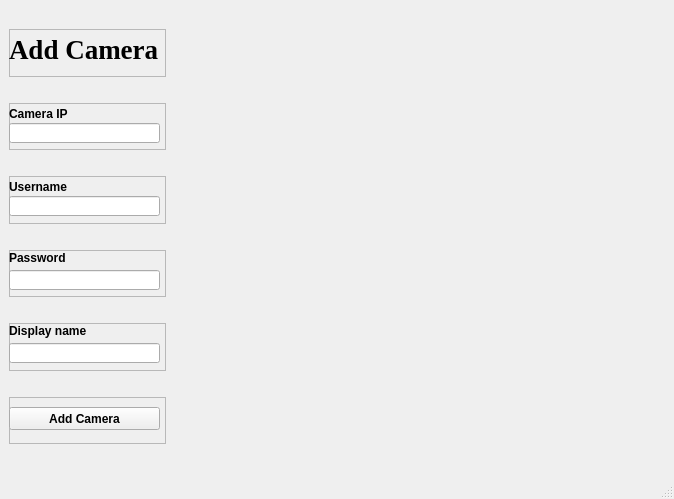
Before: the Qt Designer form qt/Add_Camera.ui in EdgeOfAI/vehicle_counter_pyqt_app, drawn with Qt 5.
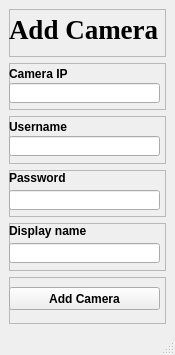
After: the same form once the commit is applied.

What changed in the file:
```diff
--- a/qt/Add_Camera.ui
+++ b/qt/Add_Camera.ui
@@ -6,8 +6,8 @@
    <rect>
     <x>0</x>
     <y>0</y>
-    <width>674</width>
-    <height>499</height>
+    <width>175</width>
+    <height>353</height>
    </rect>
   </property>
   <property name="windowTitle">
```
